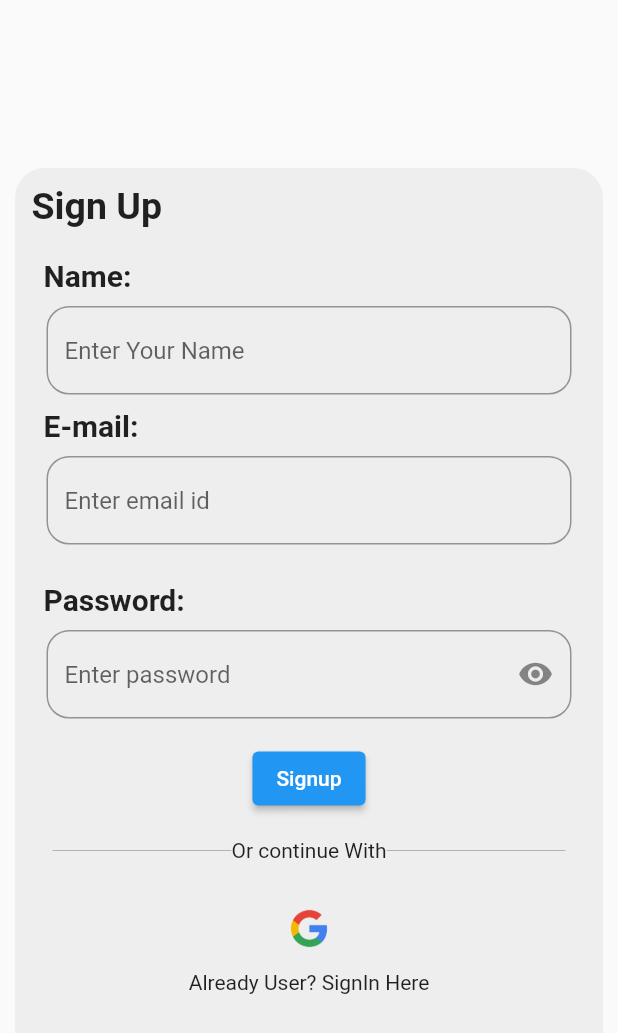
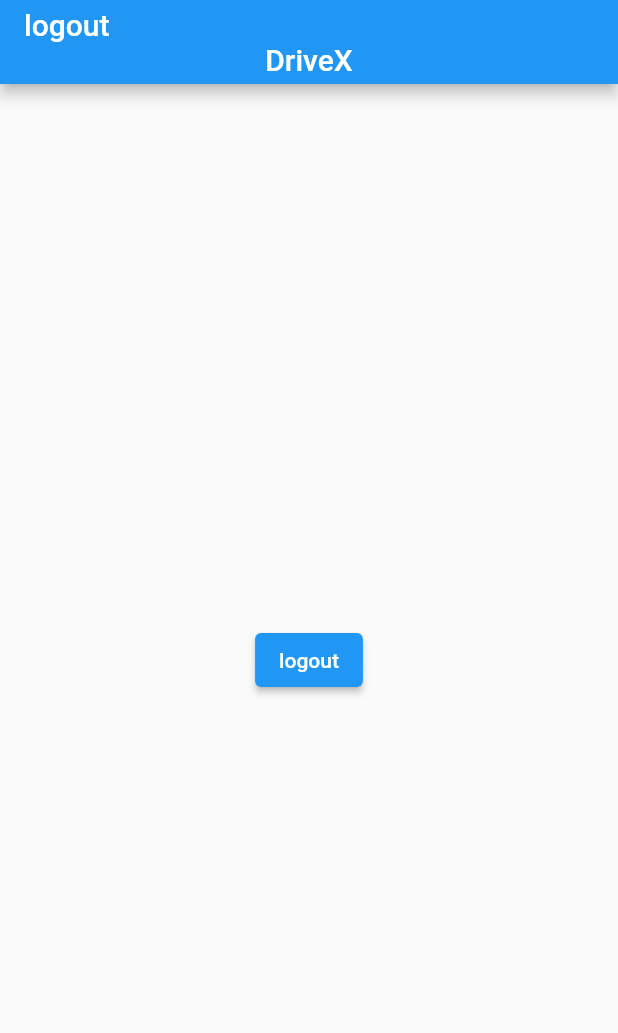
Before and after one commit to mscharan8/DriveX, a Flutter app: the MyHomePage screen opened directly, on a phone screen of 412 x 824 dp. Shown: the top 1033 px of the screen. Run offline on Flutter 3.47's test engine with Material 2 defaults, Android fonts, the light colour scheme and no system bars; our stand-ins replace cloud_firestore, firebase_auth, firebase_core, google_sign_in; accounts and stored records are empty.

Commit message:
SignUp page , Login and Logout page with email/password authentication

```diff
--- /dev/null
+++ b/finalproject/lib/logout.dart
@@ -0,0 +1,60 @@
+import 'package:finalproject/firebase_options.dart';
+import 'package:finalproject/login.dart';
+import 'package:flutter/material.dart';
+import 'package:google_sign_in/google_sign_in.dart';
+import 'package:firebase_auth/firebase_auth.dart';
+import 'package:finalproject/signup.dart';
+
+
+class logout extends StatelessWidget {
+  const logout({Key? key}):super(key: key);
+
+  @override
+  Widget build(BuildContext context) {
+    return MaterialApp(
+      theme: ThemeData(
+        colorScheme: ColorScheme.fromSwatch(primarySwatch: Colors.cyan),
+      ),
+      home: const MyHomePage(title: 'DriveX'),
+    );
+  }
+}
+
+class MyHomePage extends StatefulWidget {
+  const MyHomePage({Key? key, required this.title}) : super(key: key);
+  final String title;
+  final String coming = "";
+
+  @override
+  State<MyHomePage> createState() => _MyHomePageState();
+}
+
+class _MyHomePageState extends State<MyHomePage> {
+  String input = "";
+  bool password = false;
+  final auth = FirebaseAuth.instance;
+
+   @override
+  Widget build(BuildContext context) {
+    return Scaffold(
+      appBar: AppBar(
+        backgroundColor: Theme.of(context).colorScheme.primary,
+        title:Column(children: <Widget>[
+          const Align(alignment: Alignment.centerLeft, child: Text('logout')),
+          Center(child: Text((widget.title)))
+        ]),
+      ),
+      body: Center(
+        child : ElevatedButton(
+          onPressed:() async {
+            await auth.signOut();
+            // Navigator.pushNamed(context, '/Signout');
+            // ignore: use_build_context_synchronously
+            Navigator.pushReplacement(context, MaterialPageRoute(builder: (context) => const login()));
+          },
+          child: const Text('logout'),
+      ),
+      ),
+    );
+  }
+}
--- a/finalproject/lib/main.dart
+++ b/finalproject/lib/main.dart
@@ -4,6 +4,7 @@ import 'package:firebase_core/firebase_core.dart';
 import 'package:flutter/material.dart';
 import 'package:finalproject/splashscreen.dart';
 import 'package:finalproject/firebase_options.dart';
+import 'package:finalproject/login.dart';
 
 void main() async {
   WidgetsFlutterBinding.ensureInitialized();
@@ -11,7 +12,7 @@ void main() async {
   runApp(MaterialApp(
     debugShowCheckedModeBanner: false,
     theme:ThemeData(),
-    home: const SignUpPage(),
+    home: const SplashScreen(),
    )
   );
 }
--- a/finalproject/lib/signup.dart
+++ b/finalproject/lib/signup.dart
@@ -1,3 +1,4 @@
+import 'package:finalproject/login.dart';
 import 'package:firebase_auth/firebase_auth.dart';
 import 'package:flutter/material.dart';
 
@@ -213,6 +214,9 @@ class _MyHomePageState extends State<MyHomePage> {
                 _password = _pcontroller.text;
                 try {
                 await auth.createUserWithEmailAndPassword(email: _email, password: _password);
+                // ignore: use_build_context_synchronously
+                Navigator.pushReplacement(context, MaterialPageRoute(builder: (context) => const login()));
+
                   // Navigator.pushNamed(context,'/SignUp');
                 // Navigator.pushNamed(context, 'home');
                   print("Signed Up Successfulyy");
```
Also changed, not shown: finalproject/lib/login.dart (added, +229 -0 lines).
